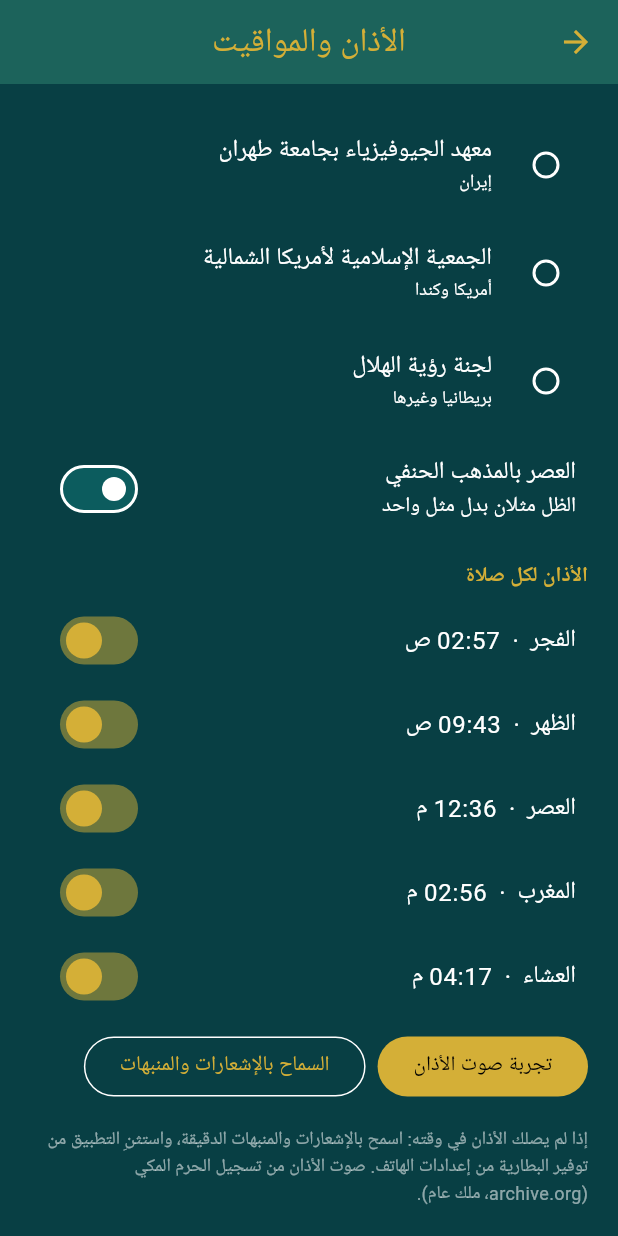
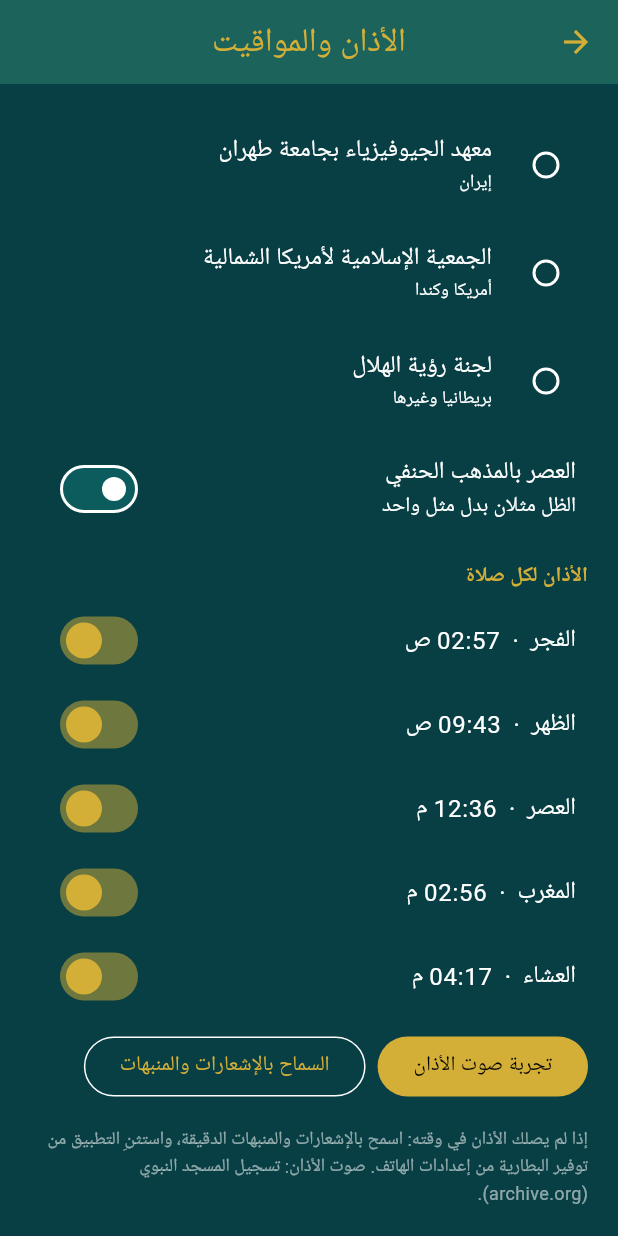
Before and after one commit to wsalahe/Muslim-Plus, a Flutter app: the PrayerSettings screen opened directly, scrolled down 777 dp, on a phone screen of 412 x 824 dp. Run offline on Flutter 3.47's test engine with Material 3 defaults, Android fonts, the phone set to English and light mode, and no system bars; our stand-ins replace adhan, flutter_compass, flutter_local_notifications, geolocator, hijri, just_audio and 4 more; accounts and stored records are empty; network calls fail; statements that could not run were skipped.

Commit message:
adhan audio: Madinah adhan

```diff
--- a/lib/prayer.dart
+++ b/lib/prayer.dart
@@ -401,7 +401,7 @@ class _PrayerSettingsState extends State<PrayerSettings> {
         if (msg != null) Padding(padding: const EdgeInsets.all(8), child: Text(msg!, style: const TextStyle(color: Colors.white70))),
         const Padding(
           padding: EdgeInsets.all(8),
-          child: Text('إذا لم يصلك الأذان في وقته: اسمح بالإشعارات والمنبهات الدقيقة، واستثنِ التطبيق من توفير البطارية من إعدادات الهاتف. صوت الأذان من تسجيل الحرم المكي (archive.org، ملك عام).', style: TextStyle(fontSize: 12, color: Colors.white54)),
+          child: Text('إذا لم يصلك الأذان في وقته: اسمح بالإشعارات والمنبهات الدقيقة، واستثنِ التطبيق من توفير البطارية من إعدادات الهاتف. صوت الأذان: تسجيل المسجد النبوي (archive.org).', style: TextStyle(fontSize: 12, color: Colors.white54)),
         ),
       ]),
     );
```
Also changed, not shown: 1 other file.
